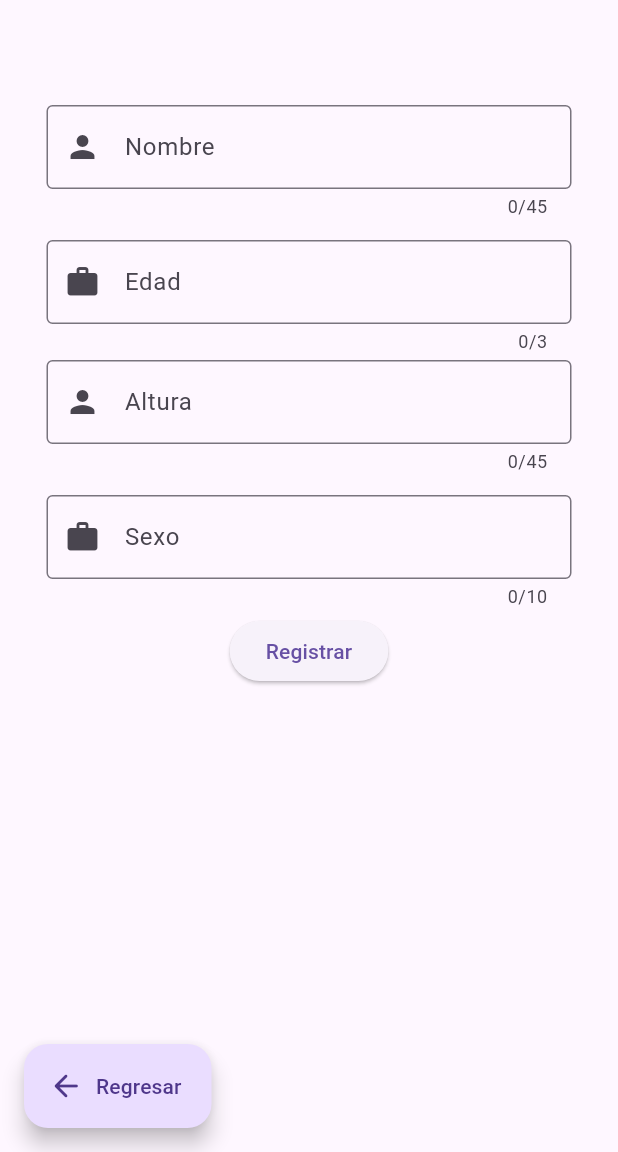
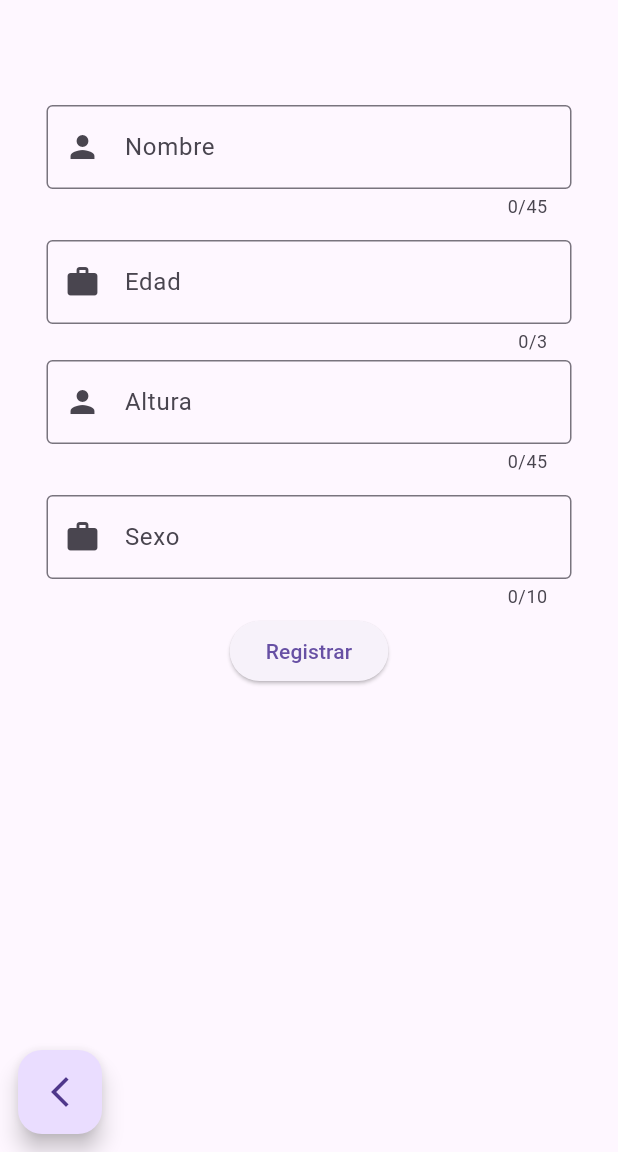
Before and after one commit to M131415/Formulario, a Flutter app: the screen it shows after launch, after a tap on "Registrar paciente", on a phone screen of 412 x 824 dp, the part 84-1236 px from its top. Run offline on Flutter 3.47's test engine with Material 3 defaults, Android fonts, the phone set to English and light mode, and no system bars; our stand-ins replace flutter_bloc.

Commit message:
Update Home Screen to show a list of maps with a formCubit

```diff
--- a/lib/presentation/blocs/form/form_cubit.dart
+++ b/lib/presentation/blocs/form/form_cubit.dart
@@ -1,11 +1,13 @@
 import 'package:flutter_bloc/flutter_bloc.dart';
 import 'package:formulario/domain/entities/paciente.dart';
+import 'package:formulario/presentation/data/data.dart';
 
 class FormCubit extends Cubit<List<Map<String,dynamic>>>{
 
-  FormCubit():super([{"nombre": "Mau"}]);
+  FormCubit():super(miLista);
 
    void insertContacto(Paciente paciente) {
     state.add(paciente.toMap());
+    emit(List.from(state));
   }
 }
--- a/lib/presentation/screens/formulario/form_screen.dart
+++ b/lib/presentation/screens/formulario/form_screen.dart
@@ -15,10 +15,9 @@ class FormScreen extends StatelessWidget {
         backgroundColor: Colors.cyan,
       ),
       body: const FormScreenView(),
-      floatingActionButtonLocation: FloatingActionButtonLocation.startFloat,
-      floatingActionButton: FloatingActionButton.extended(
-        icon: const Icon(Icons.arrow_back_rounded),
-        label: const Text("Regresar"),
+      floatingActionButtonLocation: FloatingActionButtonLocation.miniStartFloat,
+      floatingActionButton: FloatingActionButton(
+        child: const Icon(Icons.arrow_back_ios_new),
         onPressed: () => Navigator.pop(context)),
     );
   }
--- a/lib/presentation/screens/home/home_screen.dart
+++ b/lib/presentation/screens/home/home_screen.dart
@@ -31,17 +31,19 @@ class _HomeScreenView extends StatelessWidget {
   @override
   Widget build(BuildContext context) {
 
-    final formCubit = context.watch<FormCubit>();
-
     return Center(
-      child: ListView.builder(
-          itemCount: formCubit.state.length,
-          itemBuilder: (BuildContext context, int index) {
-            return ListTile(
-              title: Text('Nombre: ${formCubit.state[index]["nombre"]}'),
-            );
+      child: BlocBuilder<FormCubit, List<Map<String,dynamic>>>(
+          builder: (context, estado) {
+            return ListView.builder(
+            itemCount: estado.length,
+            itemBuilder: (context, index) {
+              return ListTile(
+                title: Text(estado[index]["nombre"]),
+              );
+            },
+          );
           },
-        ),
+      )
     );
   }
 }
```
